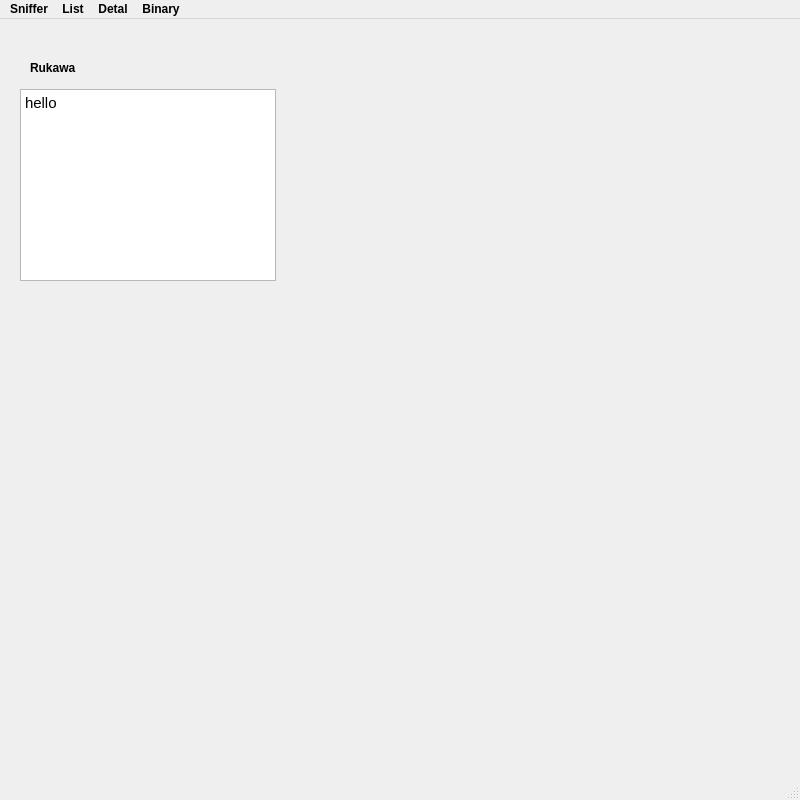
Above: src/PyQt/qtLearn.ui from hsqforfun/net-sniffer before the change. Below: the same form after it.
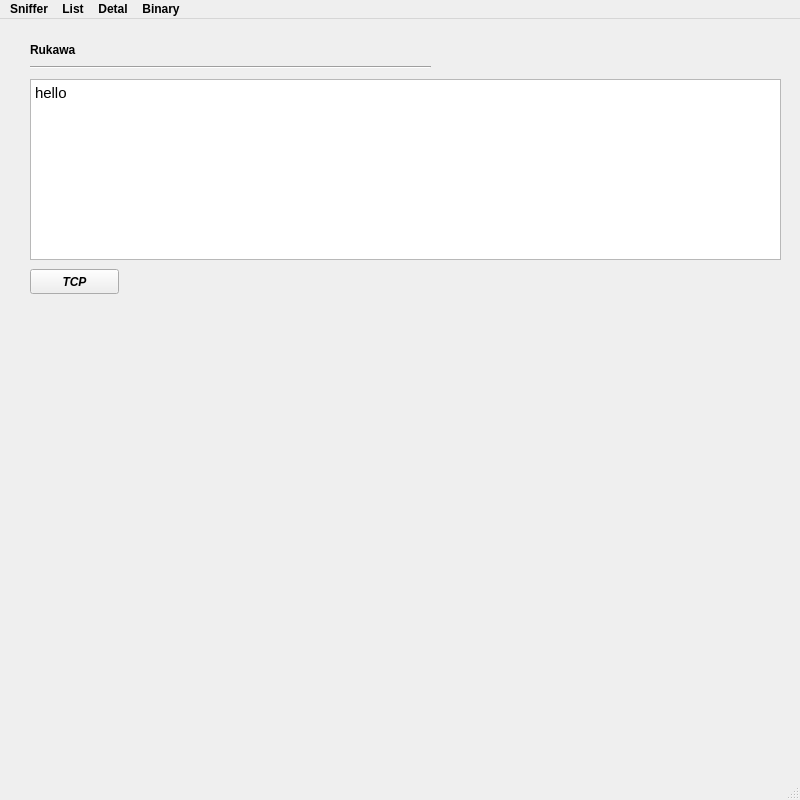
That is the form after the change.

```diff
--- a/src/PyQt/qtLearn.ui
+++ b/src/PyQt/qtLearn.ui
@@ -24,9 +24,9 @@
     <property name="geometry">
      <rect>
       <x>30</x>
-      <y>40</y>
-      <width>67</width>
-      <height>17</height>
+      <y>20</y>
+      <width>371</width>
+      <height>21</height>
      </rect>
     </property>
     <property name="autoFillBackground">
@@ -39,10 +39,10 @@
    <widget class="QTextBrowser" name="textBrowser">
     <property name="geometry">
      <rect>
-      <x>20</x>
-      <y>70</y>
-      <width>256</width>
-      <height>192</height>
+      <x>30</x>
+      <y>60</y>
+      <width>751</width>
+      <height>181</height>
      </rect>
     </property>
     <property name="html">
@@ -53,6 +53,37 @@
 &lt;p style=&quot; margin-top:0px; margin-bottom:0px; margin-left:0px; margin-right:0px; -qt-block-indent:0; text-indent:0px;&quot;&gt;&lt;span style=&quot; font-weight:400;&quot;&gt;hello&lt;/span&gt;&lt;/p&gt;&lt;/body&gt;&lt;/html&gt;</string>
     </property>
    </widget>
+   <widget class="Line" name="line">
+    <property name="geometry">
+     <rect>
+      <x>30</x>
+      <y>40</y>
+      <width>401</width>
+      <height>16</height>
+     </rect>
+    </property>
+    <property name="orientation">
+     <enum>Qt::Horizontal</enum>
+    </property>
+   </widget>
+   <widget class="QPushButton" name="pushButton">
+    <property name="geometry">
+     <rect>
+      <x>30</x>
+      <y>250</y>
+      <width>89</width>
+      <height>25</height>
+     </rect>
+    </property>
+    <property name="font">
+     <font>
+      <italic>true</italic>
+     </font>
+    </property>
+    <property name="text">
+     <string>TCP</string>
+    </property>
+   </widget>
   </widget>
   <widget class="QMenuBar" name="menubar">
    <property name="geometry">
```
